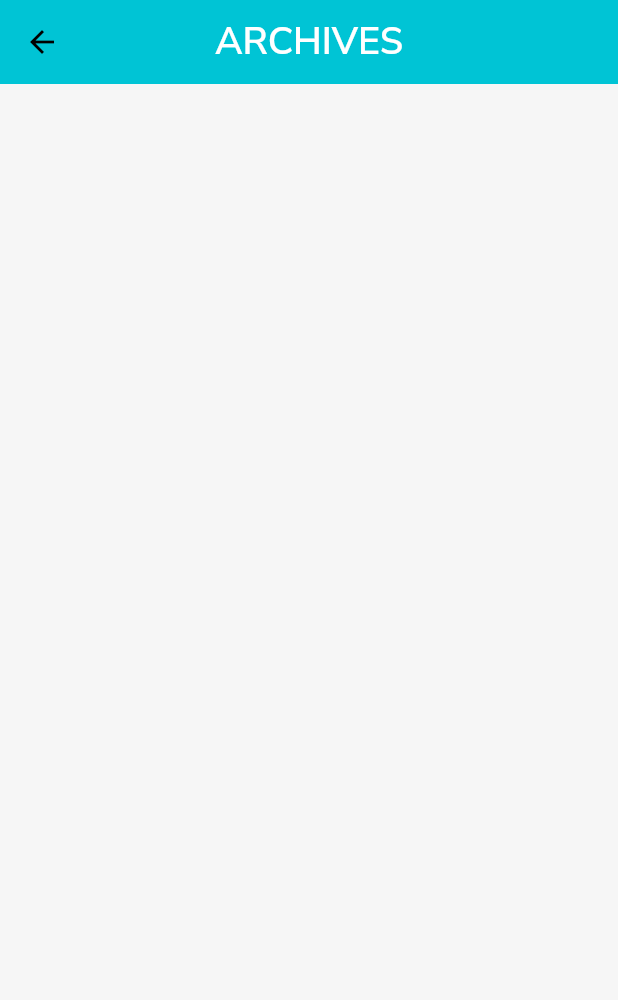
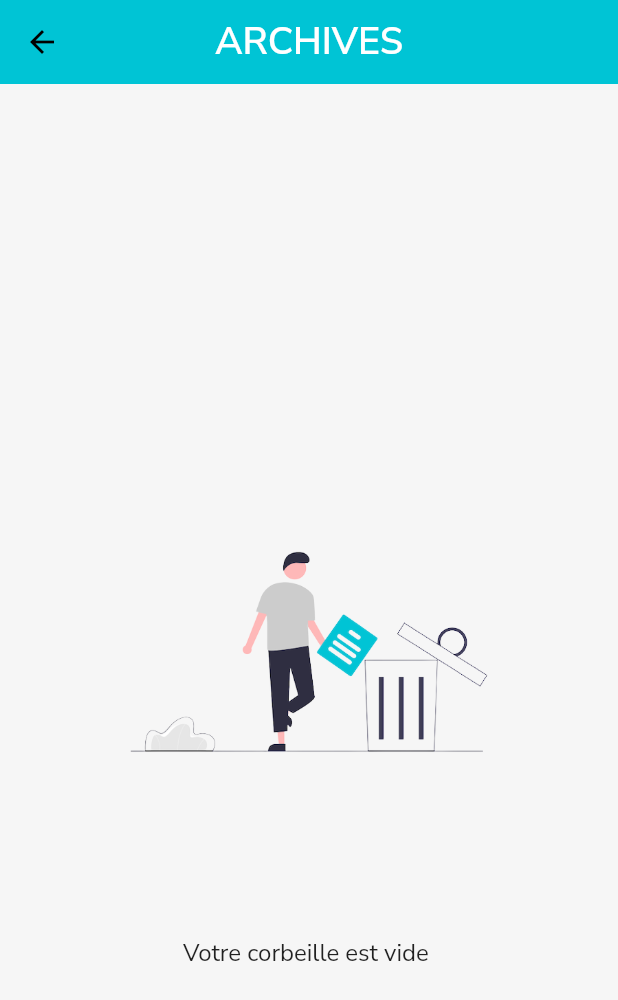
Before and after one commit to aurelienbono/Kamte, a Flutter app: the ArchivePage screen opened directly, on a phone screen of 412 x 824 dp. Shown: the top 1000 px of the screen. Run offline on Flutter 3.47's test engine with Material 2 defaults, Android fonts, the phone set to English and light mode, and no system bars; our stand-ins replace flutter_slidable, google_fonts, share_plus, sqflite; accounts and stored records are empty.

Commit message:
ajout d'une image dans la corbeille

```diff
--- a/lib/screen/archive_task.dart
+++ b/lib/screen/archive_task.dart
@@ -65,7 +65,30 @@ class _ArchivePageState extends State<ArchivePage> {
                             builder: (context, AsyncSnapshot snapshot) {
                               return ScrollConfiguration(
                                 behavior: NoGlowBehaviour(),
-                                child: ListView.builder(
+                                   child: snapshot.data.length == 0
+                                    ? Center(
+                                        child: Column(
+                                          mainAxisAlignment:
+                                              MainAxisAlignment.center,
+                                          children: [
+                                            Image.asset(
+                                              "assets/images/icons/trash.png",
+                                              width: 300,
+                                              height: 300,
+                                            ),
+                                            SizedBox(
+                                              height: 40,
+                                            ),
+                                            Text(
+                                              "Votre corbeille est vide ",
+                                              style: TextStyle(
+                                                  fontSize: 16,
+                                                  fontWeight: FontWeight.w400),
+                                            )
+                                          ],
+                                        ),
+                                      )
+                                    : ListView.builder(
                                   itemCount: snapshot.data.length,
                                   itemBuilder: (context, index) {
                                     return GestureDetector(
--- a/pubspec.yaml
+++ b/pubspec.yaml
@@ -48,6 +48,7 @@ flutter:
     - assets/images/icons/splash/page1.png
     - assets/images/icons/splash/page2.png
     - assets/images/icons/splash/page3.png
+    - assets/images/icons/trash.png
     - assets/images/icons/icon.png
     - assets/images/about_icon.png
 
```
Also changed, not shown: assets/images/icons/trash.png (added).
